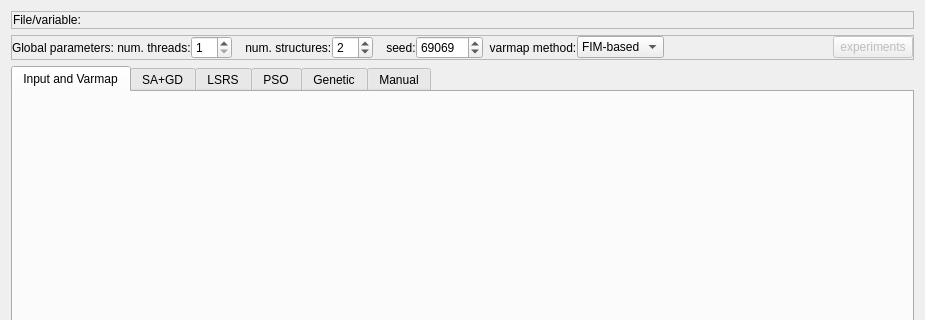
Above: dialogs/automaticvarfitdialog.ui from PauloCarvalhoRJ/gammaray before the change; both pictures show x 0 to 925 and y 0 to 320 of the 925 by 585 pixel window. Below: the same form after it.
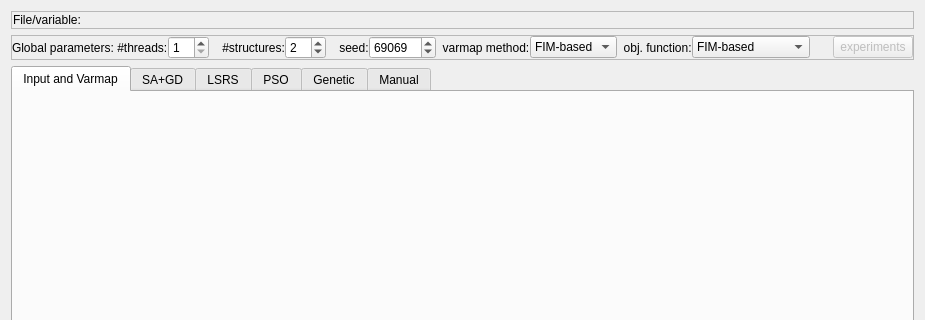
That is the form after the change. Icons and pictures are not drawn.

Commit message: AutoVarFit: adding option to choose between two objective functions.

Diff of the .ui file:
```diff
--- a/dialogs/automaticvarfitdialog.ui
+++ b/dialogs/automaticvarfitdialog.ui
@@ -100,7 +100,7 @@
       <item>
        <widget class="QLabel" name="label_6">
         <property name="text">
-         <string>Global parameters: num. threads:</string>
+         <string>Global parameters: #threads:</string>
         </property>
        </widget>
       </item>
@@ -117,7 +117,7 @@
       <item>
        <widget class="QLabel" name="label_7">
         <property name="text">
-         <string>    num. structures:</string>
+         <string>    #structures:</string>
         </property>
        </widget>
       </item>
@@ -178,6 +178,27 @@
         </item>
        </widget>
       </item>
+      <item>
+       <widget class="QLabel" name="label_36">
+        <property name="text">
+         <string>  obj. function:</string>
+        </property>
+       </widget>
+      </item>
+      <item>
+       <widget class="QComboBox" name="cmbObjectiveFunction">
+        <item>
+         <property name="text">
+          <string>FIM-based</string>
+         </property>
+        </item>
+        <item>
+         <property name="text">
+          <string>VARMAP-based</string>
+         </property>
+        </item>
+       </widget>
+      </item>
       <item>
        <spacer name="horizontalSpacer_2">
         <property name="orientation">
```
Left out of the diff: 41 changed lines with no effect on the pictures. The commit also changes 4 other files.
